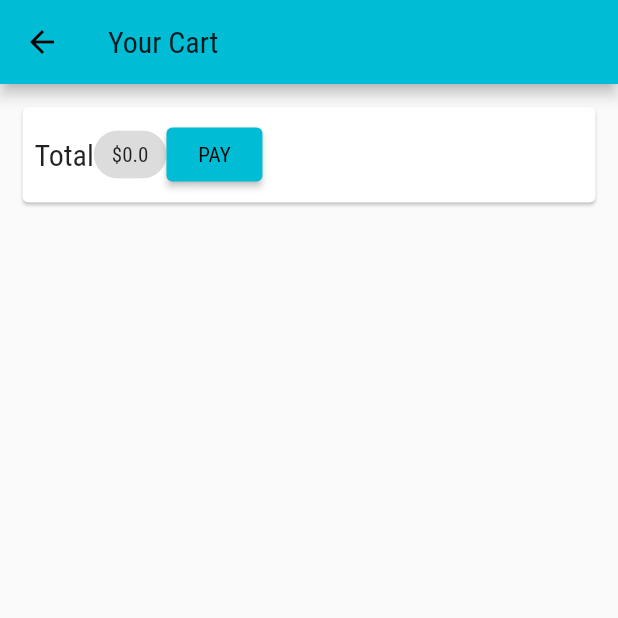
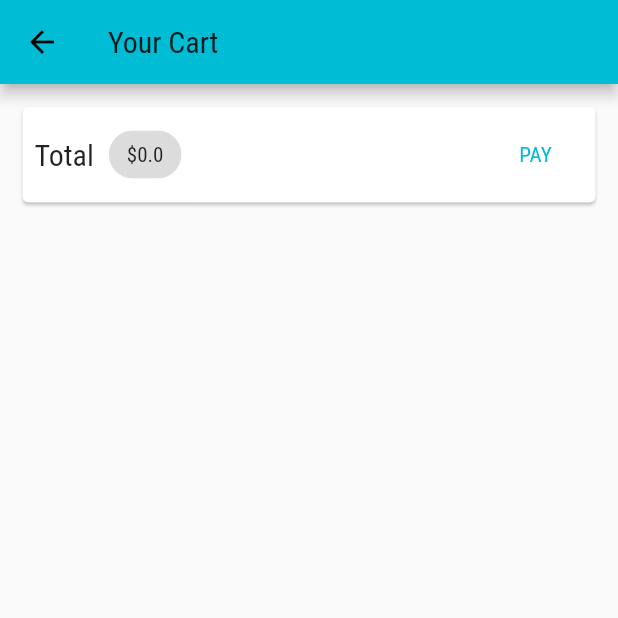
Before and after one commit to mahdiyarz/shopAPP, a Flutter app: the CartScreen screen opened by its route, on a phone screen of 412 x 824 dp, the top half of it. Run offline on Flutter 3.47's test engine with Material 2 defaults, Android fonts, the phone set to English and light mode, and no system bars; network calls fail.

Commit message:
more style for cart screen

```diff
--- a/lib/screens/cart_screen.dart
+++ b/lib/screens/cart_screen.dart
@@ -24,8 +24,12 @@ class CartScreen extends StatelessWidget {
                     'Total',
                     style: TextStyle(fontSize: 20),
                   ),
+                  SizedBox(
+                    width: 10,
+                  ),
                   Chip(label: Text('\$${cartData.totalAmount}')),
-                  ElevatedButton(
+                  Spacer(),
+                  TextButton(
                     onPressed: () {},
                     child: Text('PAY'),
                   ),
```
